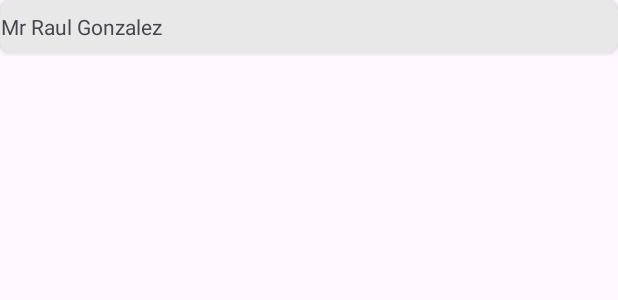
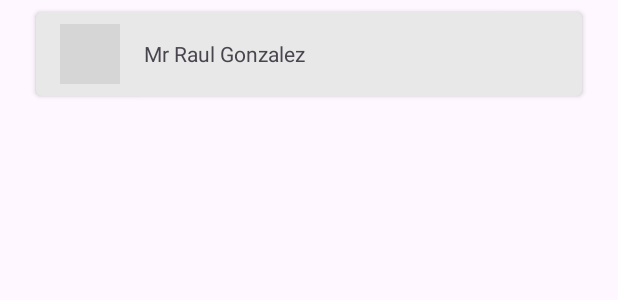
Before and after one commit to yarokovisty/Portfolio, an Android app: the layout user_item.xml on its own in the app's theme, with its tools: preview values and no code run, on a phone screen of 412 x 824 dp. Shown: the top 300 px of the screen. Run offline under Robolectric (Android 15) with nearby library versions, the phone set to English and light mode, and no system bars; grey boxes are pictures that could not be loaded.

Commit message:
fix: доделать layout для user_item

```diff
--- a/Random_user/app/src/main/res/layout/user_item.xml
+++ b/Random_user/app/src/main/res/layout/user_item.xml
@@ -1,9 +1,12 @@
 <?xml version="1.0" encoding="utf-8"?>
 <androidx.cardview.widget.CardView xmlns:android="http://schemas.android.com/apk/res/android"
     xmlns:tools="http://schemas.android.com/tools"
+    xmlns:app="http://schemas.android.com/apk/res-auto"
     style="@style/Custom.Base.CardView"
     android:layout_width="match_parent"
-    android:layout_height="wrap_content">
+    android:layout_height="wrap_content"
+    android:layout_marginHorizontal="@dimen/marginLarge"
+    android:layout_marginVertical="@dimen/marginLittle">
 
     <LinearLayout
         android:layout_width="match_parent"
@@ -12,10 +15,9 @@
         tools:ignore="UseCompoundDrawables">
 
 
-        <ImageView
+        <com.google.android.material.imageview.ShapeableImageView
             android:id="@+id/imgUserIcon"
-            android:layout_width="wrap_content"
-            android:layout_height="wrap_content"
+            style="@style/IconCardView"
             android:importantForAccessibility="no"
             tools:srcCompat="@tools:sample/avatars" />
 
@@ -23,6 +25,7 @@
             android:id="@+id/tvUserName"
             android:layout_width="match_parent"
             android:layout_height="wrap_content"
+            android:layout_marginStart="@dimen/marginMedium"
             android:layout_gravity="center"
             tools:text="Mr Raul Gonzalez" />
 
--- a/Random_user/app/src/main/res/values-night/styles.xml
+++ b/Random_user/app/src/main/res/values-night/styles.xml
@@ -1,2 +1,13 @@
 <?xml version="1.0" encoding="utf-8"?>
-<resources></resources>
+<resources>
+
+    <style name="Custom.Base.CardView" parent="CardView">
+        <item name="cardBackgroundColor">@color/secondaryBackground</item>
+        <item name="cardCornerRadius">@dimen/cornerSizeCardView</item>
+        <item name="cardElevation">0dp</item>
+        <item name="contentPaddingTop">@dimen/paddingVerticalCardView</item>
+        <item name="contentPaddingBottom">@dimen/paddingVerticalCardView</item>
+        <item name="contentPaddingRight">@dimen/paddingHorizontalCardView</item>
+        <item name="contentPaddingLeft">@dimen/paddingHorizontalCardView</item>
+    </style>
+</resources>
--- a/Random_user/app/src/main/res/values/dimens.xml
+++ b/Random_user/app/src/main/res/values/dimens.xml
@@ -1,10 +1,20 @@
 <?xml version="1.0" encoding="utf-8"?>
 <resources>
 
+
+    // Common
+    <dimen name="marginSmall">4dp</dimen>
+    <dimen name="marginLittle">8dp</dimen>
+    <dimen name="marginMedium">16dp</dimen>
+    <dimen name="marginLarge">24dp</dimen>
+    <dimen name="marginBig">32dp</dimen>
+    <dimen name="marginHuge">48dp</dimen>
+
+    // CardView
     <dimen name="paddingVerticalCardView">8dp</dimen>
     <dimen name="paddingHorizontalCardView">16dp</dimen>
+    <dimen name="cornerSizeCardView">4dp</dimen>
 
-    <dimen name="marginMedium">16dp</dimen>
-
-    <dimen name="cornerSizeCardView">8dp</dimen>
+    // ImageView
+    <dimen name="sizeCircleIconCardView">40dp</dimen>
 </resources>
--- a/Random_user/app/src/main/res/values/styles.xml
+++ b/Random_user/app/src/main/res/values/styles.xml
@@ -1,5 +1,16 @@
 <?xml version="1.0" encoding="utf-8"?>
 <resources>
+
+    <style name="IconCardView">
+        <item name="android:layout_width">@dimen/sizeCircleIconCardView</item>
+        <item name="android:layout_height">@dimen/sizeCircleIconCardView</item>
+        <item name="shapeAppearanceOverlay">@style/RoundedImageView</item>
+    </style>
+
+    <style name="RoundedImageView">
+        <item name="cornerFamily">rounded</item>
+        <item name="cornerSize">50%</item>
+    </style>
 
     <style name="Custom.Base.Toolbar" parent="Widget.Material3.Toolbar">
         <item name="android:background">@color/primaryBackground</item>
@@ -10,7 +21,7 @@
         <item name="cardCornerRadius">@dimen/cornerSizeCardView</item>
         <item name="contentPaddingTop">@dimen/paddingVerticalCardView</item>
         <item name="contentPaddingBottom">@dimen/paddingVerticalCardView</item>
-        <item name="contentPaddingStart">@dimen/paddingHorizontalCardView</item>
-        <item name="contentPaddingEnd">@dimen/paddingHorizontalCardView</item>
+        <item name="contentPaddingRight">@dimen/paddingHorizontalCardView</item>
+        <item name="contentPaddingLeft">@dimen/paddingHorizontalCardView</item>
     </style>
 </resources>
```
